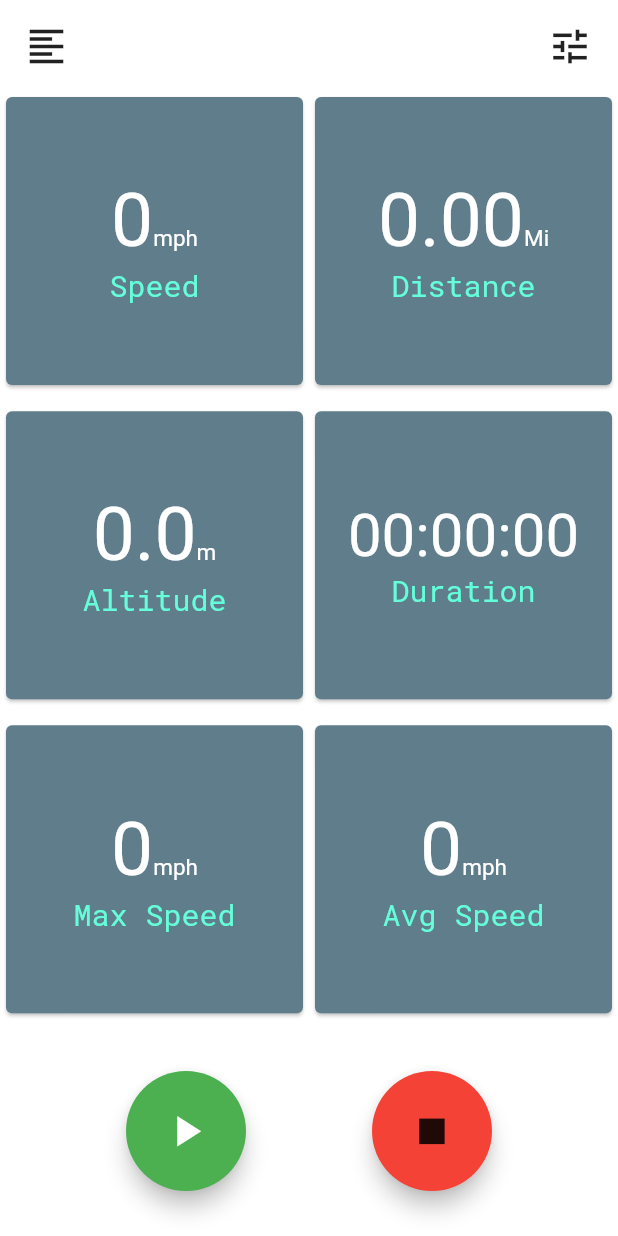
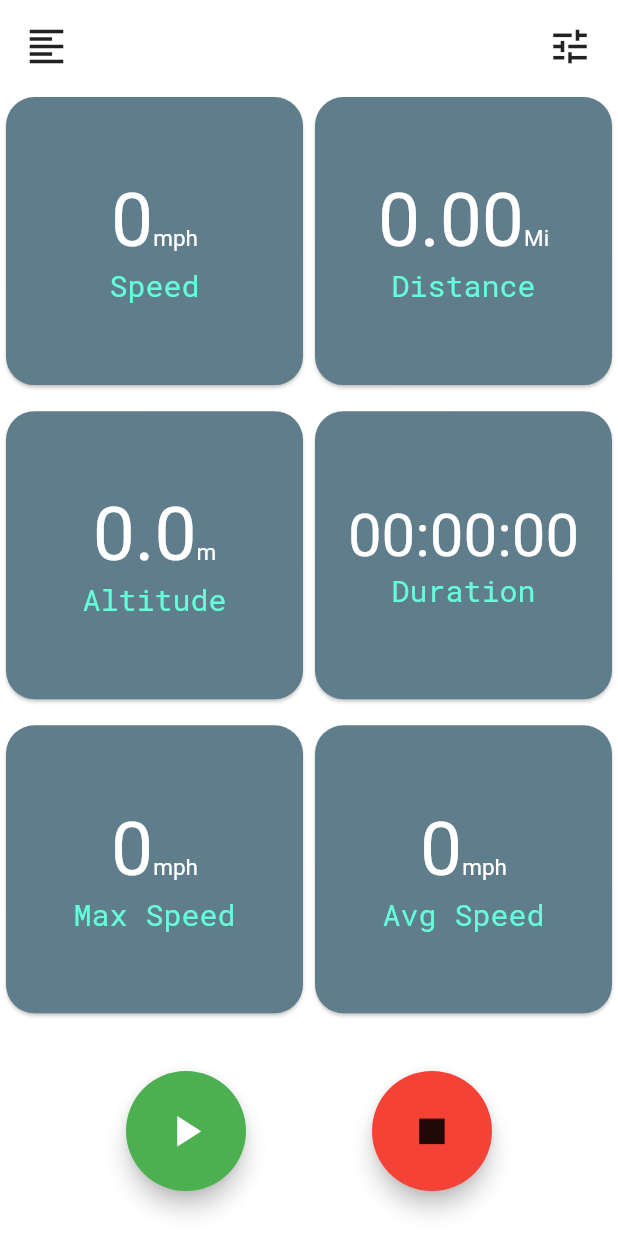
Before and after one commit to maginc/moto_tracker, a Flutter app: the screen it shows after launch, after a tap on "GO!", after a tap on the "pause" icon, on a phone screen of 412 x 824 dp. Run offline on Flutter 3.47's test engine with Material 2 defaults, Android fonts, the phone set to English and light mode, and no system bars; our stand-ins replace bloc, equatable, flutter_bloc, flutter_map, flutter_svg, google_fonts and 4 more; missing offline and left inert: background_locator, location_permissions; generated files the repository leaves out were written again.

```diff
--- a/lib/location_tracker/location_tracker_bloc/location_tracker_bloc.dart
+++ b/lib/location_tracker/location_tracker_bloc/location_tracker_bloc.dart
@@ -23,6 +23,8 @@ class LocationTrackerBloc
         timeDate: "2020-04-24T12:36:57Z")
   ]);
 
+  Timer timerz = Timer();
+  StreamSubscription<int> _timerSubscription;
   List<Coordinate> coordinateList = [];
   double distance = 0.0;
   double maxSpeed = 0.0;
@@ -66,11 +68,18 @@ class LocationTrackerBloc
           duration
        */
 
-    Stream.periodic(Duration(seconds: 1), (x) => x).listen((event) {
-      duration = event;
-    });
+//    Stream.periodic(Duration(seconds: 1), (x) => x).listen((event) {
+//      this.duration ++;
+//    });
 
-    DateTime.now().millisecond;
+    _timerSubscription?.cancel();
+    _timerSubscription = timerz.tick()
+        .listen((event) {
+          print("EVE: " + event.toString());
+          duration++;
+        });
+
+   // DateTime.now().millisecond;
     /*
           get location changes
      */
@@ -141,6 +150,7 @@ class LocationTrackerBloc
   Stream<LocationTrackerState> _mapPausedToState() async* {
     if (state is Running) {
       _tripSubscription?.pause();
+      _timerSubscription?.pause();
       yield Paused(this.state.currentTrip);
     }
   }
@@ -148,6 +158,7 @@ class LocationTrackerBloc
   Stream<LocationTrackerState> _mapResumeToState() async* {
     if (state is Paused) {
       _tripSubscription?.resume();
+      _timerSubscription?.resume();
       yield Running(this.state.currentTrip);
     }
   }
@@ -169,6 +180,7 @@ class LocationTrackerBloc
     database.insertTrip(trip);
     database.close();
     _tripSubscription?.cancel();
+    _timerSubscription?.cancel();
     locationChangeListener = LocationChangeListener();
     locationChangeListener.stopLocationChangeListener();
     returnMutableStatesToInitialValuesThisCodeIsFarFromBestPractices();
@@ -183,13 +195,22 @@ class LocationTrackerBloc
     this.maxSpeed = 0.0;
     this.duration = 0;
     this.averageSpeed = 0.0;
+    _timerSubscription?.cancel();
   }
 
   Stream<LocationTrackerState> _mapFinishToState() async* {
     _tripSubscription?.cancel();
+    _timerSubscription?.cancel();
     locationChangeListener = LocationChangeListener();
     locationChangeListener.stopLocationChangeListener();
     returnMutableStatesToInitialValuesThisCodeIsFarFromBestPractices();
     yield InitialLocationTrackerState(initialCurrentTrip);
   }
 }
+
+class Timer {
+  Stream<int> tick(){
+    int tck = 999999999999999999;
+    return Stream.periodic(Duration(seconds: 1), (x) => tck = x ).take(tck);
+  }
+}
--- a/lib/routes/home/widgets/altitude.dart
+++ b/lib/routes/home/widgets/altitude.dart
@@ -20,6 +20,9 @@ class Altitude extends StatelessWidget {
       return Container(
         child: Card(
           color: Constants.MAIN_CARD_COLOR,
+          shape: RoundedRectangleBorder(
+            borderRadius: BorderRadius.circular(19.0),
+          ),
           child: Center(
             child: Padding(
               padding: const EdgeInsets.all(1),
--- a/lib/routes/home/widgets/avg_speed.dart
+++ b/lib/routes/home/widgets/avg_speed.dart
@@ -21,6 +21,9 @@ class AvgSpeed extends StatelessWidget {
       return Container(
         child: Card(
           color: Constants.MAIN_CARD_COLOR,
+          shape: RoundedRectangleBorder(
+            borderRadius: BorderRadius.circular(19.0),
+          ),
           child: Center(
             child: Column(
                 mainAxisAlignment: MainAxisAlignment.center,
--- a/lib/routes/home/widgets/current_speed.dart
+++ b/lib/routes/home/widgets/current_speed.dart
@@ -21,6 +21,9 @@ class CurrentSpeed extends StatelessWidget {
       return Container(
         child: Card(
           color: Constants.MAIN_CARD_COLOR,
+          shape: RoundedRectangleBorder(
+            borderRadius: BorderRadius.circular(19.0),
+          ),
           child: Center(
             child: Column(
                 mainAxisAlignment: MainAxisAlignment.center,
--- a/lib/routes/home/widgets/distance.dart
+++ b/lib/routes/home/widgets/distance.dart
@@ -21,6 +21,9 @@ class Distance extends StatelessWidget {
       return Container(
         child: Card(
           color: Constants.MAIN_CARD_COLOR,
+          shape: RoundedRectangleBorder(
+            borderRadius: BorderRadius.circular(19.0),
+          ),
           child: Center(
             child: Column(
                 mainAxisAlignment: MainAxisAlignment.center,
--- a/lib/routes/home/widgets/duration.dart
+++ b/lib/routes/home/widgets/duration.dart
@@ -21,6 +21,9 @@ class Duration extends StatelessWidget {
           return Container(
             child: Card(
               color: Constants.MAIN_CARD_COLOR,
+              shape: RoundedRectangleBorder(
+                borderRadius: BorderRadius.circular(19.0),
+              ),
               child: Center(
                 child: Padding(
                   padding: const EdgeInsets.all(1),
--- a/lib/routes/home/widgets/max_speed.dart
+++ b/lib/routes/home/widgets/max_speed.dart
@@ -21,6 +21,9 @@ class MaxSpeed extends StatelessWidget {
           return Container(
             child: Card(
               color: Constants.MAIN_CARD_COLOR,
+              shape: RoundedRectangleBorder(
+                borderRadius: BorderRadius.circular(19.0),
+              ),
               child: Center(
                 child: Column(
                     mainAxisAlignment: MainAxisAlignment.center,
--- a/lib/routes/triphistory/widgets/trip_list.dart
+++ b/lib/routes/triphistory/widgets/trip_list.dart
@@ -1,5 +1,6 @@
 import 'package:flutter/cupertino.dart';
 import 'package:flutter/material.dart';
+import 'package:google_fonts/google_fonts.dart';
 import 'package:mototracker/constants.dart' as Constants;
 import 'package:mototracker/persistence/my_trip.dart';
 import 'package:provider/provider.dart';
@@ -32,16 +33,43 @@ class TripList extends StatelessWidget {
               snap: true,
               elevation: 2,
               backgroundColor: Colors.white,
+
               flexibleSpace: FlexibleSpaceBar(
+                title: Text('My rides'),
+                titlePadding: const EdgeInsets.only(bottom: 8.0),
                 centerTitle: true,
-              title: Text('My routes',
-                  style: TextStyle(
-                    color: Colors.black,
-                    fontSize: 16.0,
+                collapseMode: CollapseMode.parallax,
+//                background: Column(
+//                    mainAxisAlignment: MainAxisAlignment.center,
+//                    crossAxisAlignment: CrossAxisAlignment.center,
+//                    children: <Widget>[
+//                      Container(
+//                          margin: EdgeInsets.only(top: 16.0),
+//                          padding: EdgeInsets.only(left: 32.0, right: 32.0),
+//                          child: Text(
+//                            'Distance driven : 4320km',
+//                            textAlign: TextAlign.center,
+//                            style: TextStyle(
+//                                color: Colors.black87,
+//                                fontFamily: 'PlayfairDisplay',
+//                                fontStyle: FontStyle.italic,
+//                                fontSize: 16.0),
+//                          )),
+//                      Container(
+//                        margin: EdgeInsets.only(top: 16.0),
+//                        padding: EdgeInsets.only(left: 32.0, right: 32.0),
+//                        child: Text(
+//                          'Time on road spend: 234:45:53',
+//                          textAlign: TextAlign.center,
+//                          style: TextStyle(
+//                              color: Colors.black87,
+//                              fontFamily: 'PlayfairDisplay',
+//                              fontSize: 16.0),
+//                        ),
+//                      ),
+//                    ]
+//                ),
               )),
-              //background: Colors.greenAccent,
-            ),
-          ),
           _buildTaskList(context),
         ],
       ),
```
Lines whose indentation alone changed are shown as unchanged.
